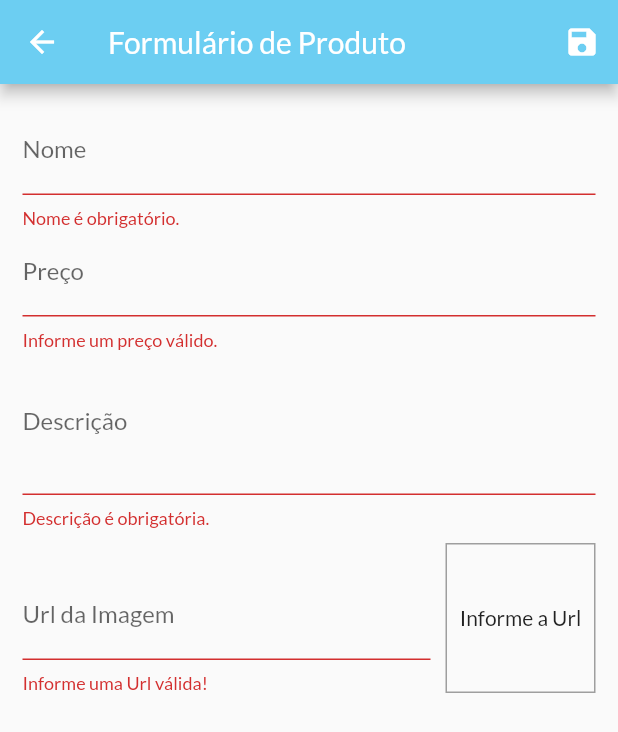
After one commit to renansantos07/learning_flutter, a Flutter app: the ProductFormPage screen opened by its route, after a tap on the "save" icon, on a phone screen of 412 x 824 dp. The commit adds this screen. Shown: the top 732 px of the screen. Run offline on Flutter 3.47's test engine with Material 2 defaults, Android fonts, the phone set to English and light mode, and no system bars; missing offline and left inert: dart:ffi; network calls fail.

Commit message:
modulo 9

```diff
--- a/ryc_shop/lib/components/product_grid.dart
+++ b/ryc_shop/lib/components/product_grid.dart
@@ -1,7 +1,7 @@
 import 'package:flutter/material.dart';
 import 'package:provider/provider.dart';
 import 'package:ryc_shop/models/product.dart';
-import 'package:ryc_shop/components/product_item.dart';
+import 'package:ryc_shop/components/product_grid_item.dart';
 import 'package:ryc_shop/models/product_list.dart';
 
 class ProductGrid extends StatelessWidget {
@@ -17,7 +17,7 @@ class ProductGrid extends StatelessWidget {
       itemCount: listProduct.length,
       itemBuilder: (context, index) => ChangeNotifierProvider.value(
         value: listProduct[index],
-        child: const ProductItem(),
+        child: const ProductGridItem(),
       ),
       gridDelegate: const SliverGridDelegateWithFixedCrossAxisCount(
         crossAxisCount: 2,
--- a/ryc_shop/lib/main.dart
+++ b/ryc_shop/lib/main.dart
@@ -6,7 +6,9 @@ import 'package:ryc_shop/models/product_list.dart';
 import 'package:ryc_shop/pages/cart_page.dart';
 import 'package:ryc_shop/pages/order_page.dart';
 import 'package:ryc_shop/pages/product_detail_page.dart';
+import 'package:ryc_shop/pages/product_form_page.dart';
 import 'package:ryc_shop/pages/product_overview_page.dart';
+import 'package:ryc_shop/pages/products_page.dart';
 import 'package:ryc_shop/utils/app_routes.dart';
 
 void main() {
@@ -39,6 +41,8 @@ class MyApp extends StatelessWidget {
           AppRoutes.productDetail: (context) => const ProductDetailPage(),
           AppRoutes.cart: (context) => const CartPage(),
           AppRoutes.orders: (context) => const OrdersPage(),
+          AppRoutes.products: (context) => const ProductsPage(),
+          AppRoutes.productForm: (ctx) => const ProductFormPage(),
         },
         debugShowCheckedModeBanner: false,
       ),
--- /dev/null
+++ b/ryc_shop/lib/pages/product_form_page.dart
@@ -0,0 +1,229 @@
+import 'package:flutter/material.dart';
+import 'package:flutter/src/widgets/framework.dart';
+import 'package:flutter/src/widgets/placeholder.dart';
+import 'package:provider/provider.dart';
+import 'package:ryc_shop/models/product.dart';
+import 'package:ryc_shop/models/product_list.dart';
+
+class ProductFormPage extends StatefulWidget {
+  const ProductFormPage({super.key});
+
+  @override
+  State<ProductFormPage> createState() => _ProductFormPageState();
+}
+
+class _ProductFormPageState extends State<ProductFormPage> {
+  final _priceFocus = FocusNode();
+  final _descriptionFocus = FocusNode();
+  final _imageUrlFocus = FocusNode();
+  final _imageUrlController = TextEditingController();
+
+  final _formKey = GlobalKey<FormState>();
+  final _formData = <String, Object>{};
+
+  @override
+  void initState() {
+    super.initState();
+    _imageUrlFocus.addListener(updateImage);
+  }
+
+  @override
+  void didChangeDependencies() {
+    super.didChangeDependencies();
+
+    if (_formData.isEmpty) {
+      final arg = ModalRoute.of(context)?.settings.arguments;
+
+      if (arg != null) {
+        final product = arg as Product;
+        _formData['id'] = product.id;
+        _formData['name'] = product.name;
+        _formData['price'] = product.price;
+        _formData['description'] = product.description;
+        _formData['imageUrl'] = product.imageUrl;
+
+        _imageUrlController.text = product.imageUrl;
+      }
+    }
+  }
+
+  @override
+  void dispose() {
+    super.dispose();
+    _priceFocus.dispose();
+    _descriptionFocus.dispose();
+
+    _imageUrlFocus.removeListener(updateImage);
+    _imageUrlFocus.dispose();
+  }
+
+  void updateImage() {
+    setState(() {});
+  }
+
+  bool isValidImageUrl(String url) {
+    bool isValidUrl = Uri.tryParse(url)?.hasAbsolutePath ?? false;
+    bool endsWithFile = url.toLowerCase().endsWith('.png') ||
+        url.toLowerCase().endsWith('.jpg') ||
+        url.toLowerCase().endsWith('.jpeg');
+    return isValidUrl && endsWithFile;
+  }
+
+  void _submitForm() {
+    final isValid = _formKey.currentState?.validate() ?? false;
+
+    if (!isValid) {
+      return;
+    }
+
+    _formKey.currentState?.save();
+
+    Provider.of<ProductList>(
+      context,
+      listen: false,
+    ).saveProduct(_formData);
+
+    Navigator.of(context).pop();
+  }
+
+  @override
+  Widget build(BuildContext context) {
+    return Scaffold(
+      appBar: AppBar(
+        title: const Text('Formulário de Produto'),
+        actions: [
+          IconButton(
+            onPressed: _submitForm,
+            icon: const Icon(Icons.save),
+          )
+        ],
+      ),
+      body: Padding(
+        padding: const EdgeInsets.all(15),
+        child: Form(
+          key: _formKey,
+          child: ListView(
+            children: [
+              TextFormField(
+                  initialValue: _formData['name']?.toString(),
+                  decoration: const InputDecoration(labelText: 'Nome'),
+                  textInputAction: TextInputAction.next,
+                  onFieldSubmitted: (_) {
+                    FocusScope.of(context).requestFocus(_priceFocus);
+                  },
+                  onSaved: (name) => _formData['name'] = name ?? '',
+                  validator: (_name) {
+                    final name = _name ?? '';
+
+                    if (name.trim().isEmpty) {
+                      return 'Nome é obrigatório.';
+                    }
+
+                    if (name.trim().length < 3) {
+                      return 'Nome precisa no mínimo de 3 letras.';
+                    }
+
+                    return null;
+                  }),
+              TextFormField(
+                initialValue: _formData['price']?.toString(),
+                decoration: const InputDecoration(labelText: 'Preço'),
+                textInputAction: TextInputAction.next,
+                focusNode: _priceFocus,
+                keyboardType: const TextInputType.numberWithOptions(
+                  decimal: true,
+                  signed: true,
+                ),
+                onFieldSubmitted: (_) {
+                  FocusScope.of(context).requestFocus(_descriptionFocus);
+                },
+                onSaved: (price) =>
+                    _formData['price'] = double.parse(price ?? '0'),
+                validator: (_price) {
+                  final priceString = _price ?? '';
+                  final price = double.tryParse(priceString) ?? -1;
+
+                  if (price <= 0) {
+                    return 'Informe um preço válido.';
+                  }
+
+                  return null;
+                },
+              ),
+              TextFormField(
+                initialValue: _formData['description']?.toString(),
+                decoration: const InputDecoration(labelText: 'Descrição'),
+                focusNode: _descriptionFocus,
+                keyboardType: TextInputType.multiline,
+                maxLines: 3,
+                onSaved: (description) =>
+                    _formData['description'] = description ?? '',
+                validator: (_description) {
+                  final description = _description ?? '';
+
+                  if (description.trim().isEmpty) {
+                    return 'Descrição é obrigatória.';
+                  }
+
+                  if (description.trim().length < 10) {
+                    return 'Descrição precisa no mínimo de 10 letras.';
+                  }
+
+                  return null;
+                },
+              ),
+              Row(
+                crossAxisAlignment: CrossAxisAlignment.end,
+                children: [
+                  Expanded(
+                    child: TextFormField(
+                      decoration:
+                          const InputDecoration(labelText: 'Url da Imagem'),
+                      keyboardType: TextInputType.url,
+                      textInputAction: TextInputAction.done,
+                      focusNode: _imageUrlFocus,
+                      controller: _imageUrlController,
+                      onFieldSubmitted: (_) => _submitForm(),
+                      onSaved: (imageUrl) =>
+                          _formData['imageUrl'] = imageUrl ?? '',
+                      validator: (_imageUrl) {
+                        final imageUrl = _imageUrl ?? '';
+
+                        if (!isValidImageUrl(imageUrl)) {
+                          return 'Informe uma Url válida!';
+                        }
+
+                        return null;
+                      },
+                    ),
+                  ),
+                  Container(
+                    height: 100,
+                    width: 100,
+                    margin: const EdgeInsets.only(
+                      top: 10,
+                      left: 10,
+                    ),
+                    decoration: BoxDecoration(
+                      border: Border.all(
+                        color: Colors.grey,
+                        width: 1,
+                      ),
+                    ),
+                    alignment: Alignment.center,
+                    child: _imageUrlController.text.isEmpty
+                        ? const Text('Informe a Url')
+                        : FittedBox(
+                            fit: BoxFit.cover,
+                            child: Image.network(_imageUrlController.text),
+                          ),
+                  ),
+                ],
+              ),
+            ],
+          ),
+        ),
+      ),
+    );
+  }
+}
--- a/ryc_shop/lib/utils/app_routes.dart
+++ b/ryc_shop/lib/utils/app_routes.dart
@@ -3,4 +3,6 @@ class AppRoutes {
   static const productDetail = '/product-detail';
   static const cart = '/cart';
   static const orders = '/orders';
+  static const products = '/products';
+  static const productForm = '/product-form';
 }
```
Also changed, not shown: ryc_shop/lib/components/app_drawer.dart (+10 -0 lines), ryc_shop/lib/components/cart_list_item.dart (+23 -0 lines), ryc_shop/lib/components/product_grid_item.dart (added, +68 -0 lines), ryc_shop/lib/components/product_item.dart (+53 -41 lines), ryc_shop/lib/models/cart.dart (+22 -0 lines), ryc_shop/lib/models/product_list.dart (+47 -0 lines), ryc_shop/lib/pages/products_page.dart (added, +43 -0 lines).
